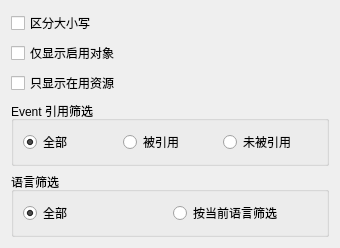
Before: the Qt Designer form ui/AdvancedFilter.ui in victor647/WAAPI_Tools, drawn with Qt 5.
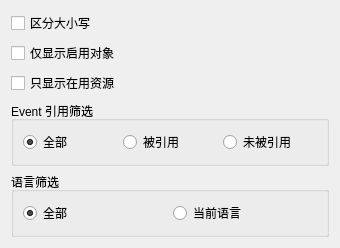
After: the same form once the commit is applied.

```diff
--- a/ui/AdvancedFilter.ui
+++ b/ui/AdvancedFilter.ui
@@ -96,7 +96,7 @@
       <item>
        <widget class="QRadioButton" name="rbnLangActive">
         <property name="text">
-         <string>按当前语言筛选</string>
+         <string>当前语言</string>
         </property>
        </widget>
       </item>
```
